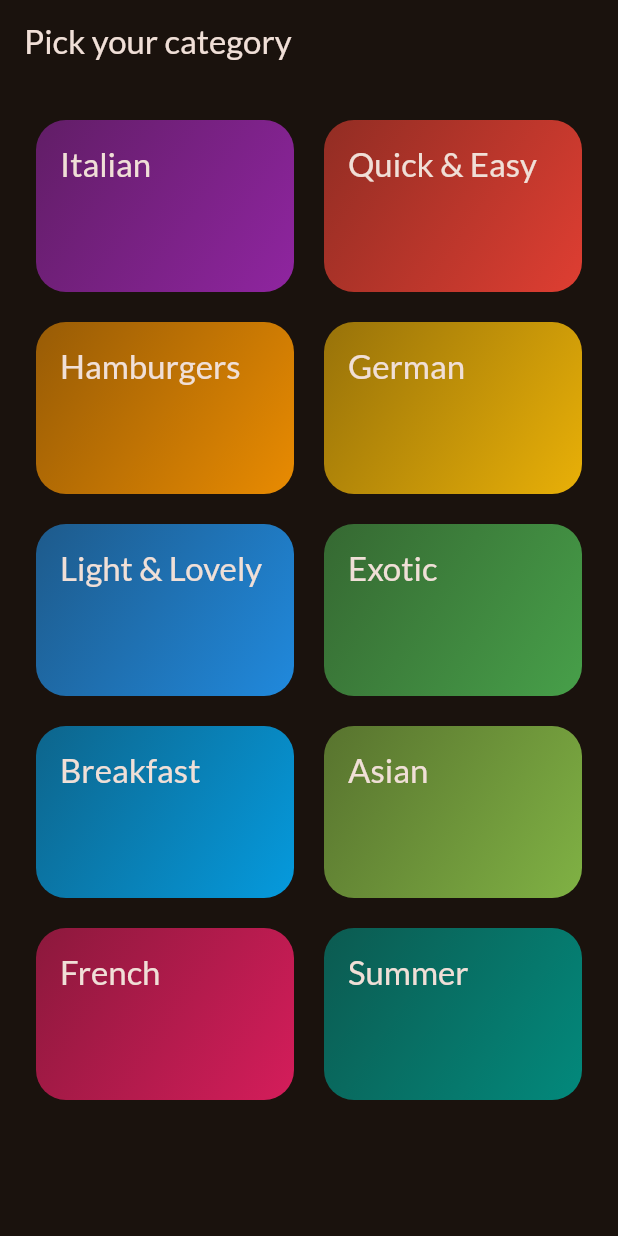
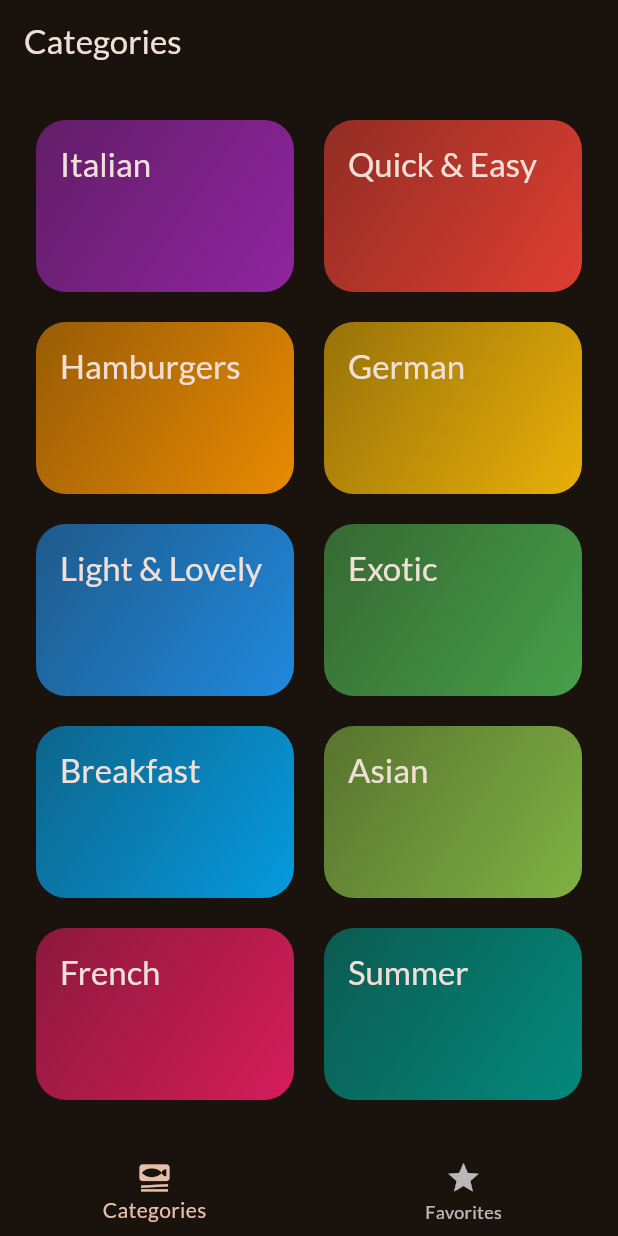
Before and after one commit to chamathk77/meal_category_app_flutter, a Flutter app: the screen it shows after launch, on a phone screen of 412 x 824 dp. Run offline on Flutter 3.47's test engine with Material 3 defaults, Android fonts, the phone set to English and light mode, and no system bars; our stand-ins replace google_fonts, transparent_image.

Commit message:
done add bottom tab bar and favourite button and function

```diff
--- a/lib/main.dart
+++ b/lib/main.dart
@@ -5,6 +5,7 @@ import 'package:meal_category_app_flutter/data/dummy_data.dart';
 import 'package:meal_category_app_flutter/models/meal.dart';
 import 'package:meal_category_app_flutter/screens/categories.dart';
 import 'package:meal_category_app_flutter/screens/meals.dart';
+import 'package:meal_category_app_flutter/screens/tabs.dart';
 
 final theme = ThemeData(
   useMaterial3: true,
@@ -26,7 +27,7 @@ class App extends StatelessWidget {
   Widget build(BuildContext context) {
     return MaterialApp(
       theme: theme,
-      home: CategoriesScreen(),
+      home: const TabsScreen(),
     );
   }
 }
--- a/lib/screens/categories.dart
+++ b/lib/screens/categories.dart
@@ -1,11 +1,14 @@
 import 'package:flutter/material.dart';
 import 'package:meal_category_app_flutter/data/dummy_data.dart';
 import 'package:meal_category_app_flutter/models/category.dart';
+import 'package:meal_category_app_flutter/models/meal.dart';
 import 'package:meal_category_app_flutter/screens/meals.dart';
 import 'package:meal_category_app_flutter/widgets/category_grid_item.dart';
 
 class CategoriesScreen extends StatelessWidget {
-  const CategoriesScreen({super.key});
+  const CategoriesScreen({super.key, required this.onToggleFavorite});
+
+  final void Function(Meal meal) onToggleFavorite;
 
   void _selectCategory(BuildContext context, Category category) {
     final filteredMeals = dummyMeals.where((meal) {
@@ -16,17 +19,14 @@ class CategoriesScreen extends StatelessWidget {
       builder: (context) => MealsScreen(
         title: category.title,
         meals: filteredMeals,
+        onToggleFavorite: onToggleFavorite,
       ),
     ));
   }
 
   @override
   Widget build(BuildContext context) {
-    return Scaffold(
-      appBar: AppBar(
-        title: const Text('Pick your category'),
-      ),
-      body: GridView(
+    return GridView(
       padding: EdgeInsets.all(24),
       gridDelegate: SliverGridDelegateWithFixedCrossAxisCount(
         crossAxisCount: 2,
@@ -44,7 +44,6 @@ class CategoriesScreen extends StatelessWidget {
 
         //availableCategories.map((category) => CategoryGridItem(category: category)).toList(),
       ],
-      ),
     );
   }
 }
--- /dev/null
+++ b/lib/screens/tabs.dart
@@ -0,0 +1,67 @@
+import 'package:flutter/material.dart';
+import 'package:meal_category_app_flutter/models/meal.dart';
+import 'package:meal_category_app_flutter/screens/categories.dart';
+import 'package:meal_category_app_flutter/screens/meals.dart';
+
+class TabsScreen extends StatefulWidget {
+  const TabsScreen({super.key});
+  @override
+  State<TabsScreen> createState() {
+    return _TabsScreenState();
+  }
+}
+
+class _TabsScreenState extends State<TabsScreen> {
+  int _selectedPageIndex = 0;
+  final List<Meal> favoriteMeals = [];
+
+  void _toggleMealFavoriteStatus(Meal meal) {
+    final isExisting = favoriteMeals.contains(meal);
+    if (isExisting) {
+      setState(() {
+        favoriteMeals.remove(meal);
+      });
+    } else {
+      setState(() {
+        favoriteMeals.add(meal);
+      });
+    }
+  }
+
+  void _selectPage(int index) {
+    setState(() {
+      _selectedPageIndex = index;
+    });
+  }
+
+  @override
+  Widget build(BuildContext context) {
+    Widget activePage = CategoriesScreen(
+      onToggleFavorite: _toggleMealFavoriteStatus,
+    );
+    var activePageTitle = 'Categories';
+
+    if (_selectedPageIndex == 1) {
+      activePage = MealsScreen(
+        meals: [],
+        onToggleFavorite: _toggleMealFavoriteStatus,
+      );
+      activePageTitle = 'Your Favorites';
+    }
+
+    return Scaffold(
+        appBar: AppBar(
+          title: Text(activePageTitle),
+        ),
+        body: activePage,
+        bottomNavigationBar: BottomNavigationBar(
+          onTap: _selectPage,
+          currentIndex: _selectedPageIndex,
+          items: [
+            BottomNavigationBarItem(
+                icon: Icon(Icons.set_meal), label: 'Categories'),
+            BottomNavigationBarItem(icon: Icon(Icons.star), label: 'Favorites'),
+          ],
+        ));
+  }
+}
```
Also changed, not shown: lib/screens/meal_details.dart (+17 -12 lines), lib/screens/meals.dart (+25 -10 lines). Lines whose indentation alone changed are shown as unchanged.
